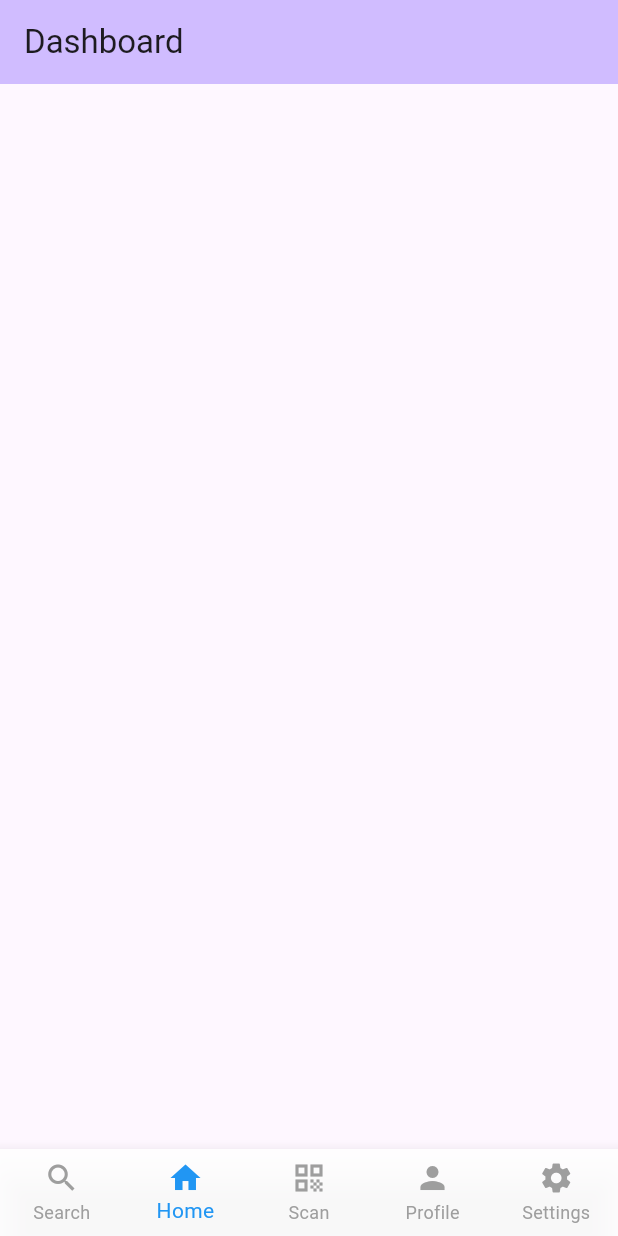
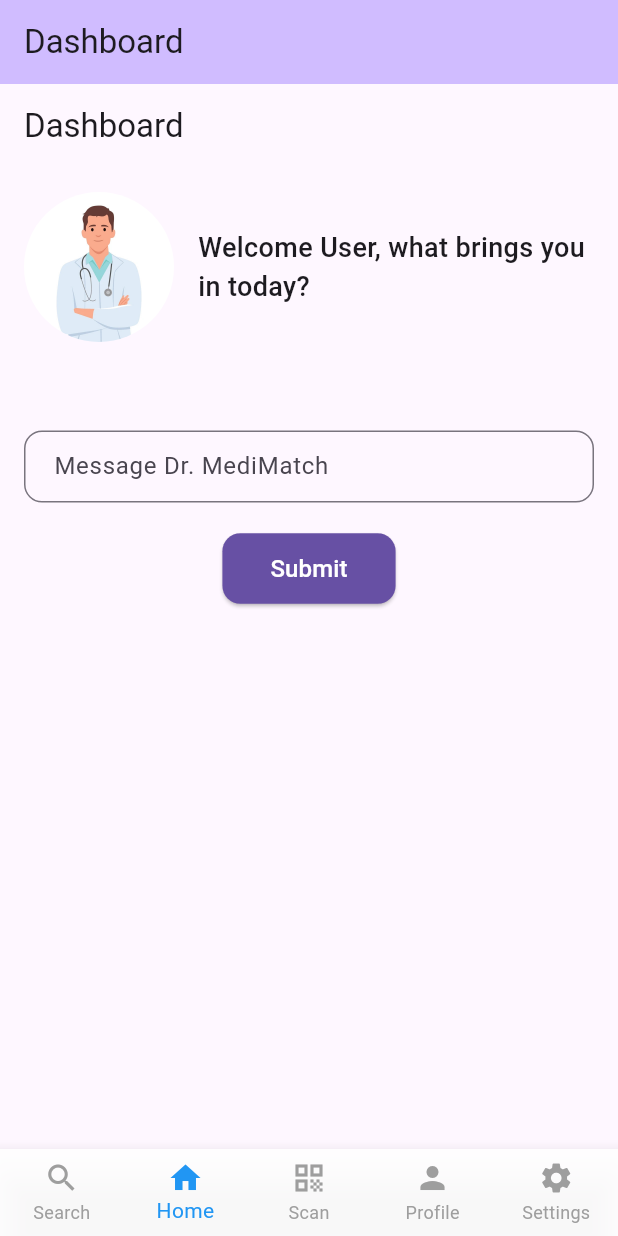
Before and after one commit to texasluminescence/medimatch, a Flutter app: the MyHomePage screen opened directly, on a phone screen of 412 x 824 dp. Run offline on Flutter 3.47's test engine with Material 3 defaults, Android fonts, the phone set to English and light mode, and no system bars; missing offline and left inert: amplify_auth_cognito, amplify_flutter.

Commit message:
Fixing dashboard code

```diff
--- a/lib/main.dart
+++ b/lib/main.dart
@@ -80,23 +80,119 @@
   }
 }
 
-
 class MyHomePage extends StatefulWidget {
   const MyHomePage({super.key, required this.title});
-
-  // This widget is the home page of your application. It is stateful, meaning
-  // that it has a State object (defined below) that contains fields that affect
-  // how it looks.
-
-  // This class is the configuration for the state. It holds the values (in this
-  // case the title) provided by the parent (in this case the App widget) and
-  // used by the build method of the State. Fields in a Widget subclass are
-  // always marked "final".
 
   final String title;
 
   @override
   State<MyHomePage> createState() => _MyHomePageState();
+}
+
+// Dashboard Code
+class Dashboard extends StatelessWidget {
+  @override
+  Widget build(BuildContext context) {
+    return Scaffold(
+      appBar: AppBar(
+        title: const Text("Dashboard"),
+      ),
+      body: Padding(
+        padding: const EdgeInsets.all(16.0),
+        child: Column(
+          children: [
+            // Welcome Section
+            WelcomeSection(userName: "User"), // Replace with dynamic username
+
+            const SizedBox(height: 24),
+
+            // Symptoms Input Section
+            SymptomsInputSection(),
+          ],
+        ),
+      ),
+    );
+  }
+}
+
+// Welcome Message in Dashboard
+class WelcomeSection extends StatelessWidget {
+  final String userName;
+
+  WelcomeSection({required this.userName});
+
+  @override
+  Widget build(BuildContext context) {
+    return Row(
+      children: [
+        Container(
+          width: 100,
+          height: 100,
+          decoration: BoxDecoration(
+            borderRadius: BorderRadius.circular(50),
+            image: const DecorationImage(
+              image:
+                  AssetImage("lib/assets/doctor.jpg"), // Add your image to assets
+              fit: BoxFit.cover,
+            ),
+          ),
+        ),
+        const SizedBox(width: 16),
+        Expanded(
+          child: Text(
+            "Welcome $userName, what brings you in today?",
+            style: const TextStyle(fontSize: 18, fontWeight: FontWeight.w500),
+          ),
+        ),
+      ],
+    );
+  }
+}
+
+// Symptom Input in Dashboard
+class SymptomsInputSection extends StatelessWidget {
+  @override
+  Widget build(BuildContext context) {
+    return Column(
+      crossAxisAlignment: CrossAxisAlignment.start,
+      children: [
+        const Text(
+          "",
+          style: TextStyle(fontSize: 16, fontWeight: FontWeight.w500),
+        ),
+        const SizedBox(height: 12),
+        TextField(
+          decoration: InputDecoration(
+            hintText: "Message Dr. MediMatch",
+            border: OutlineInputBorder(
+              borderRadius: BorderRadius.circular(12),
+            ),
+            contentPadding:
+                const EdgeInsets.symmetric(horizontal: 16, vertical: 12),
+          ),
+        ),
+        const SizedBox(height: 20),
+        Center(
+          child: ElevatedButton(
+            onPressed: () {
+              // Handle user input submission
+            },
+            style: ElevatedButton.styleFrom(
+              backgroundColor: Theme.of(context).colorScheme.primary,
+              padding: const EdgeInsets.symmetric(horizontal: 32, vertical: 12),
+              shape: RoundedRectangleBorder(
+                borderRadius: BorderRadius.circular(12),
+              ),
+            ),
+            child: const Text(
+              "Submit",
+              style: TextStyle(color: Colors.white, fontSize: 16),
+            ),
+          ),
+        ),
+      ],
+    );
+  }
 }
 
 class _MyHomePageState extends State<MyHomePage> {
@@ -168,110 +264,25 @@
     });
   }
 
-  Widget _buildHomeContent() {
-    String userName = "User"; // Replace with username later
-    return ListView(
-      padding: const EdgeInsets.all(16),
-      children: [
-
-        // Doctor Image and Welcome Message
-        Row(
-          children: [
-            Container(
-
-              width: 100,
-
-              height: 100,
-
-              decoration: BoxDecoration(
-                borderRadius: BorderRadius.circular(50),
-                image: const DecorationImage(
-                  image: AssetImage("assets/doctor.jpg"), // Add your image to assets
-                  fit: BoxFit.cover,
-                ),
-              ),
-            ),
-            const SizedBox(width: 16),
-            Expanded(
-              child: Text(
-
-                "Welcome $userName, what brings you in today?",
-
-                style: const TextStyle(fontSize: 18, fontWeight: FontWeight.w500),
-              ),
-            ),
-          ],
-        ),
-        const SizedBox(height: 40),
-
-        // Symptoms Input Section
-
-        Column(
-          crossAxisAlignment: CrossAxisAlignment.start,
-          children: [
-            const Text(
-
-              "Enter your symptoms below:",
-
-              style: TextStyle(fontSize: 16, fontWeight: FontWeight.w500),
-            ),
-            const SizedBox(height: 12),
-            TextField(
-              decoration: InputDecoration(
-                hintText: "e.g., fever, headache, fatigue",
-                border: OutlineInputBorder(
-                  borderRadius: BorderRadius.circular(12),
-                ),
-
-                contentPadding: const EdgeInsets.symmetric(horizontal: 16, vertical: 12),
-              ),
-            ),
-            const SizedBox(height: 20),
-            Center(
-              child: ElevatedButton(
-                onPressed: () {
-                  // Handle user input submission
-                },
-                style: ElevatedButton.styleFrom(
-                  backgroundColor: Theme.of(context).colorScheme.primary,
-                  padding: const EdgeInsets.symmetric(horizontal: 32, vertical: 12),
-                  shape: RoundedRectangleBorder(
-                    borderRadius: BorderRadius.circular(12),
-                  ),
-                ),
-                child: const Text(
-                  "Submit",
-                  style: TextStyle(color: Colors.white, fontSize: 16),
-                ),
-              ),
-            ),
-          ],
-        ),
-      ],
-    );
-  }
-
   @override
   Widget build(BuildContext context) {
-    List<Widget> pages = [
-
-      const Center(child: Text("Search Page")), // Placeholder for "Search"
-
-      _buildHomeContent(), // Home Page Content
-
-      const Center(child: Text("Scan Page")), // Placeholder for "Scan"
-
-      const Center(child: Text("Profile Placeholder")), // Handled by navigation
-
-      const Center(child: Text("Settings Placeholder")), // Handled by navigation
-
-    ];
     return Scaffold(
       appBar: AppBar(
         automaticallyImplyLeading: false,
         backgroundColor: Theme.of(context).colorScheme.inversePrimary,
         title: Text(widget.title),
       ),
+      body: IndexedStack(
+        index: _selectedIndex,
+        children: [
+          const Center(child: Text("Search Page")),
+          Dashboard(),
+          const Center(child: Text("Scan Page")),
+          const Center(child: Text("Profile Placeholder")),
+          const Center(child: Text("Settings Placehold")),
+        ],
+      ),
+      //
       bottomNavigationBar: Opacity(
         opacity: _opacity,
         child: BottomNavigationBar(
```
